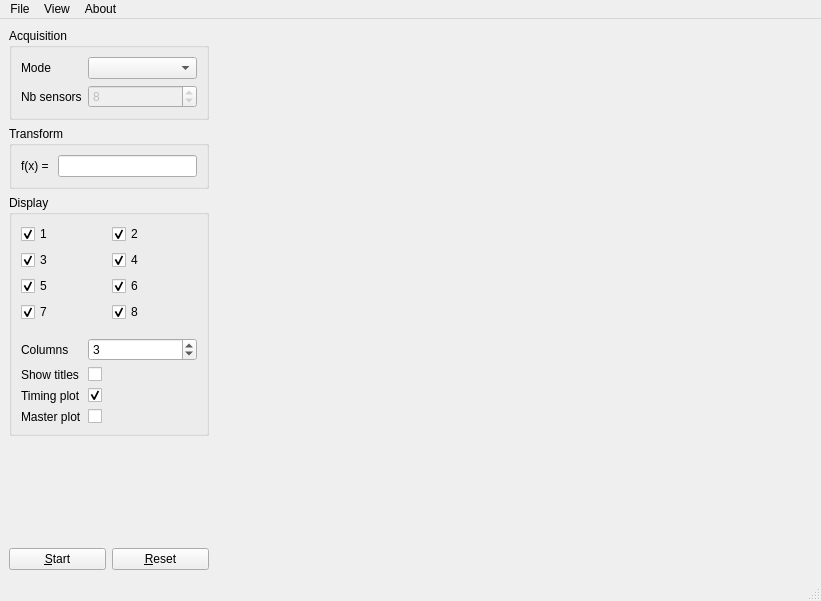
The window that gui/mainwindow.ui (mvonthron/plotsplotsplots) describes before a commit, drawn with Qt 5.
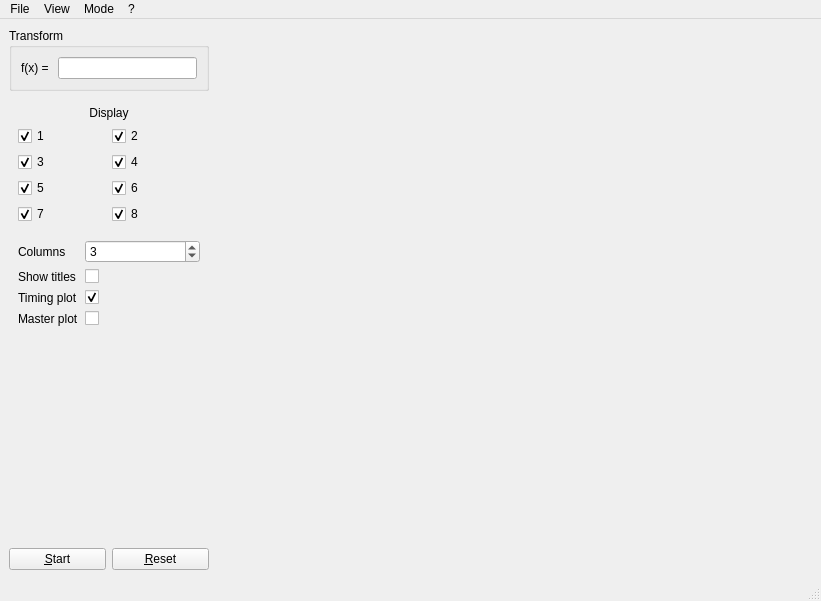
The same window after the commit.

What changed in the file:
```diff
--- a/gui/mainwindow.ui
+++ b/gui/mainwindow.ui
@@ -17,42 +17,6 @@
    <layout class="QHBoxLayout" name="horizontalLayout">
     <item>
      <layout class="QVBoxLayout" name="controlVLayout">
-      <item>
-       <widget class="QGroupBox" name="acquisitionBox">
-        <property name="title">
-         <string>Acquisition</string>
-        </property>
-        <layout class="QFormLayout" name="formLayout_2">
-         <item row="0" column="0">
-          <widget class="QLabel" name="label">
-           <property name="text">
-            <string>Mode</string>
-           </property>
-          </widget>
-         </item>
-         <item row="0" column="1">
-          <widget class="QComboBox" name="modeCombo"/>
-         </item>
-         <item row="1" column="0">
-          <widget class="QLabel" name="label_2">
-           <property name="text">
-            <string>Nb sensors</string>
-           </property>
-          </widget>
-         </item>
-         <item row="1" column="1">
-          <widget class="QSpinBox" name="nbSensors">
-           <property name="enabled">
-            <bool>false</bool>
-           </property>
-           <property name="value">
-            <number>8</number>
-           </property>
-          </widget>
-         </item>
-        </layout>
-       </widget>
-      </item>
       <item>
        <widget class="QGroupBox" name="transformBox">
         <property name="maximumSize">
@@ -79,11 +43,30 @@
        </widget>
       </item>
       <item>
-       <widget class="QGroupBox" name="displayBox">
-        <property name="title">
-         <string>Display</string>
+       <widget class="QWidget" name="displayPanelContainer" native="true">
+        <property name="minimumSize">
+         <size>
+          <width>0</width>
+          <height>20</height>
+         </size>
         </property>
-        <layout class="QVBoxLayout" name="verticalLayout">
+        <layout class="QVBoxLayout" name="verticalLayout_2">
+         <item>
+          <widget class="QLabel" name="label">
+           <property name="font">
+            <font>
+             <weight>50</weight>
+             <bold>false</bold>
+            </font>
+           </property>
+           <property name="text">
+            <string>Display</string>
+           </property>
+           <property name="alignment">
+            <set>Qt::AlignCenter</set>
+           </property>
+          </widget>
+         </item>
          <item>
           <layout class="QGridLayout" name="gridLayout">
            <item row="3" column="1">
@@ -330,11 +313,26 @@
    </widget>
    <widget class="QMenu" name="menuAbout">
     <property name="title">
-     <string>About</string>
+     <string>?</string>
     </property>
+    <addaction name="actionAbout"/>
+   </widget>
+   <widget class="QMenu" name="menuMode">
+    <property name="title">
+     <string>Mode</string>
+    </property>
+    <widget class="QMenu" name="menuAcquisition">
+     <property name="title">
+      <string>Acquisition</string>
+     </property>
+     <addaction name="actionSerial_Acquisition"/>
+     <addaction name="actionFake_Acquisition"/>
+    </widget>
+    <addaction name="menuAcquisition"/>
    </widget>
    <addaction name="menuFile"/>
    <addaction name="menuView"/>
+   <addaction name="menuMode"/>
    <addaction name="menuAbout"/>
   </widget>
   <widget class="QStatusBar" name="statusbar"/>
```
Left out of the diff: 60 changed lines with no effect on the pictures.
